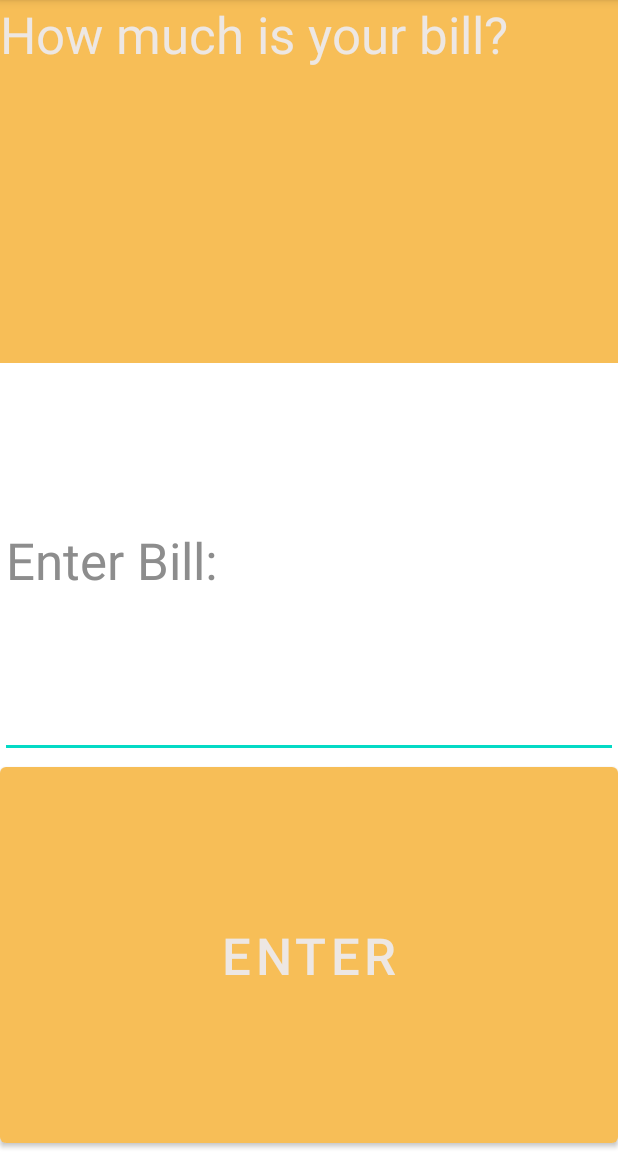
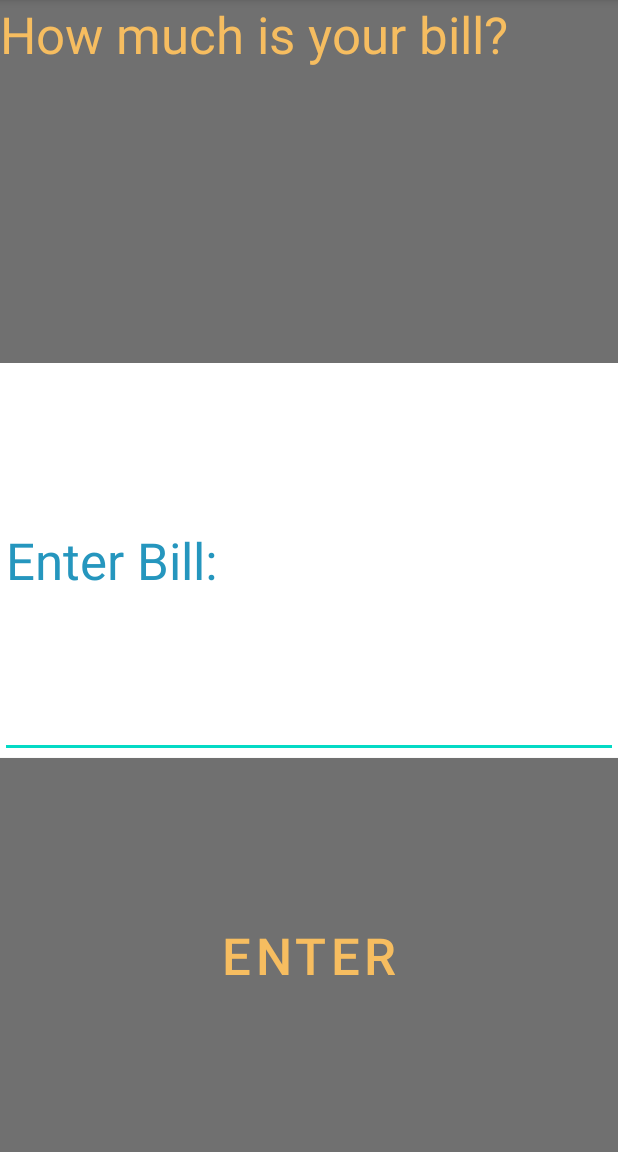
Before and after one commit to kevinmcclung/Honest_Tip_Calculator, an Android app: the screen it shows after launch (MainActivity), on a phone screen of 412 x 824 dp, the part 84-1236 px from its top. Run offline under Robolectric (Android 15) with nearby library versions, the phone set to English and light mode, and no system bars.

Commit message:
Grey-yellow-white-blue palette

```diff
--- a/app/src/main/res/layout/activity_main.xml
+++ b/app/src/main/res/layout/activity_main.xml
@@ -20,9 +20,9 @@
             android:layout_width="match_parent"
             android:layout_height="wrap_content"
             android:layout_weight="1"
-            android:background="#f7be57"
+            android:background="#707070"
             android:text="@string/ask_bill"
-            android:textColor="#EDE7E3"
+            android:textColor="#f6bd60"
             android:textSize="34sp"
             app:autoSizeMaxTextSize="120sp"
             app:autoSizeMinTextSize="12sp"
@@ -38,7 +38,7 @@
             android:importantForAutofill="no"
             android:inputType="numberDecimal"
             android:textColor="#2596be"
-            android:textColorHint="#8D8D8D"
+            android:textColorHint="#2596be"
             android:textSize="34sp" />
 
         <Button
@@ -46,11 +46,12 @@
             android:layout_width="match_parent"
             android:layout_height="wrap_content"
             android:layout_weight="1"
+            android:background="#707070"
             android:onClick="onClick"
             android:text="@string/enter"
-            android:textColor="#EDE7E3"
+            android:textColor="#f6bd60"
             android:textSize="34sp"
-            app:backgroundTint="#f7be57" />
+            app:backgroundTint="#707070" />
 
     </LinearLayout>
 </androidx.constraintlayout.widget.ConstraintLayout>
```
